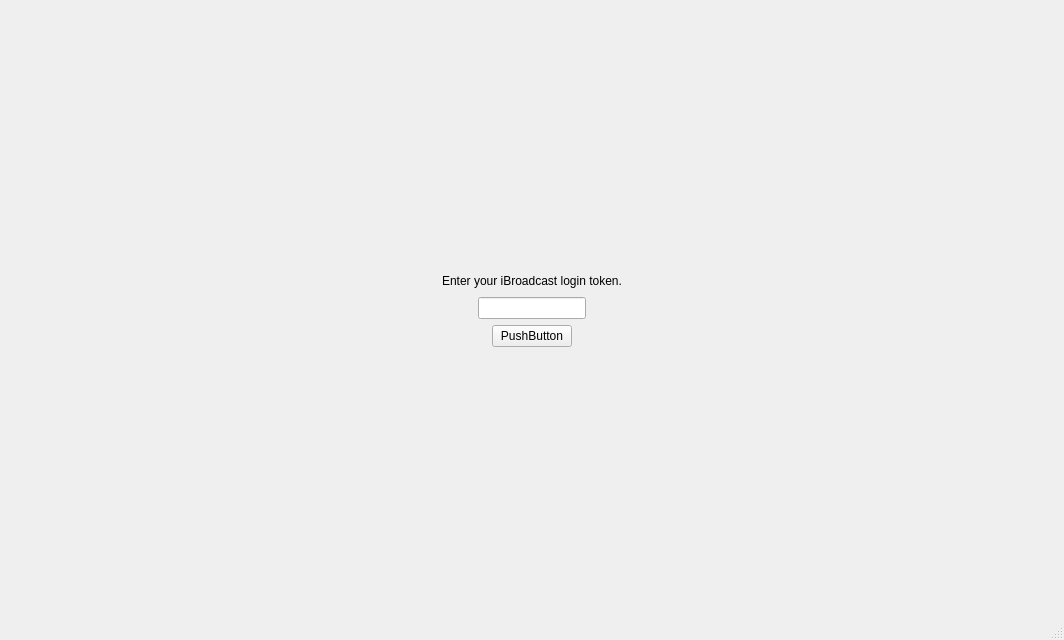
aerostaticx/M3UDownloader, file mainwindow.ui: the form before one commit.
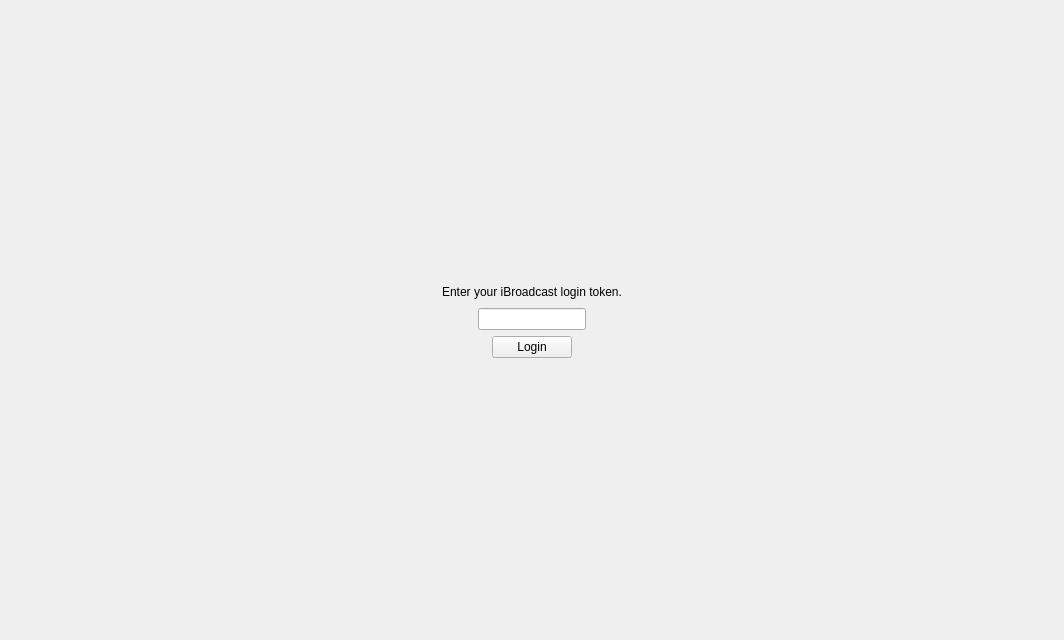
The form after the commit.

Commit message: Implemented login auth to server using hardcoded values.

The edit to the form file:
```diff
--- a/mainwindow.ui
+++ b/mainwindow.ui
@@ -19,6 +19,9 @@
   <property name="windowTitle">
    <string>iBroadcast M3UDownloader</string>
   </property>
+  <property name="autoFillBackground">
+   <bool>false</bool>
+  </property>
   <widget class="QWidget" name="centralwidget">
    <property name="sizePolicy">
     <sizepolicy hsizetype="Preferred" vsizetype="Preferred">
@@ -104,7 +107,7 @@
        </sizepolicy>
       </property>
       <property name="text">
-       <string>PushButton</string>
+       <string>Login</string>
       </property>
       <property name="iconSize">
        <size>
@@ -155,7 +158,6 @@
     </item>
    </layout>
   </widget>
-  <widget class="QStatusBar" name="statusbar"/>
  </widget>
  <resources/>
  <connections/>
```
Left out of the diff: 6 changed lines with no effect on the pictures. The commit also changes 3 other files.
